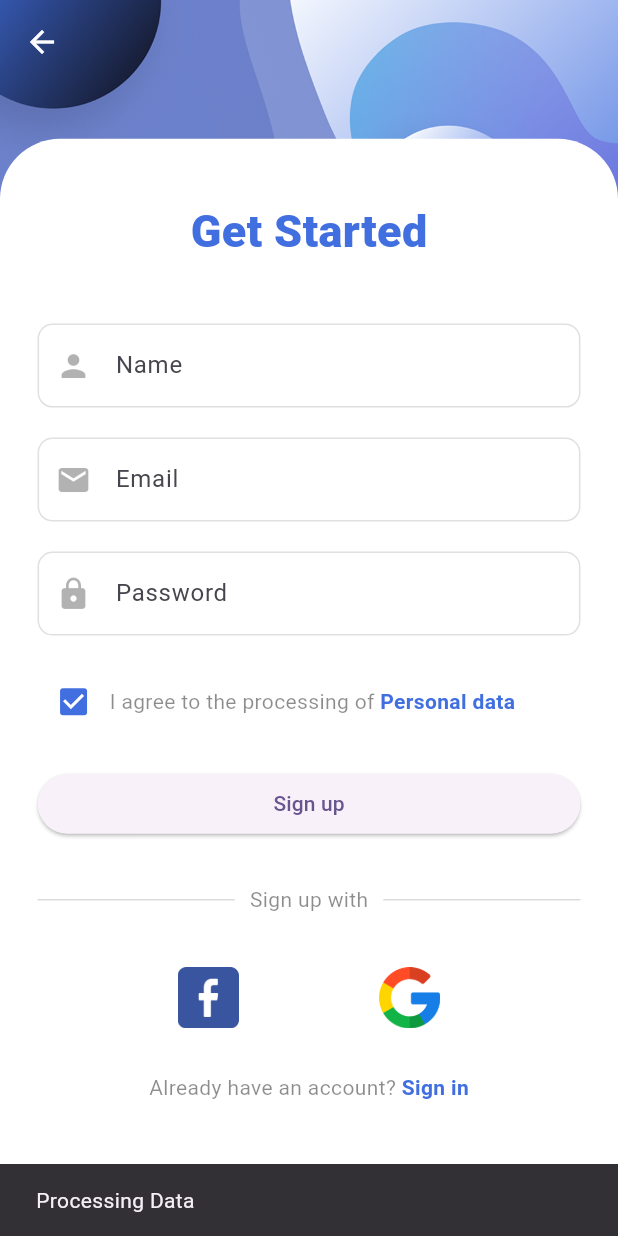
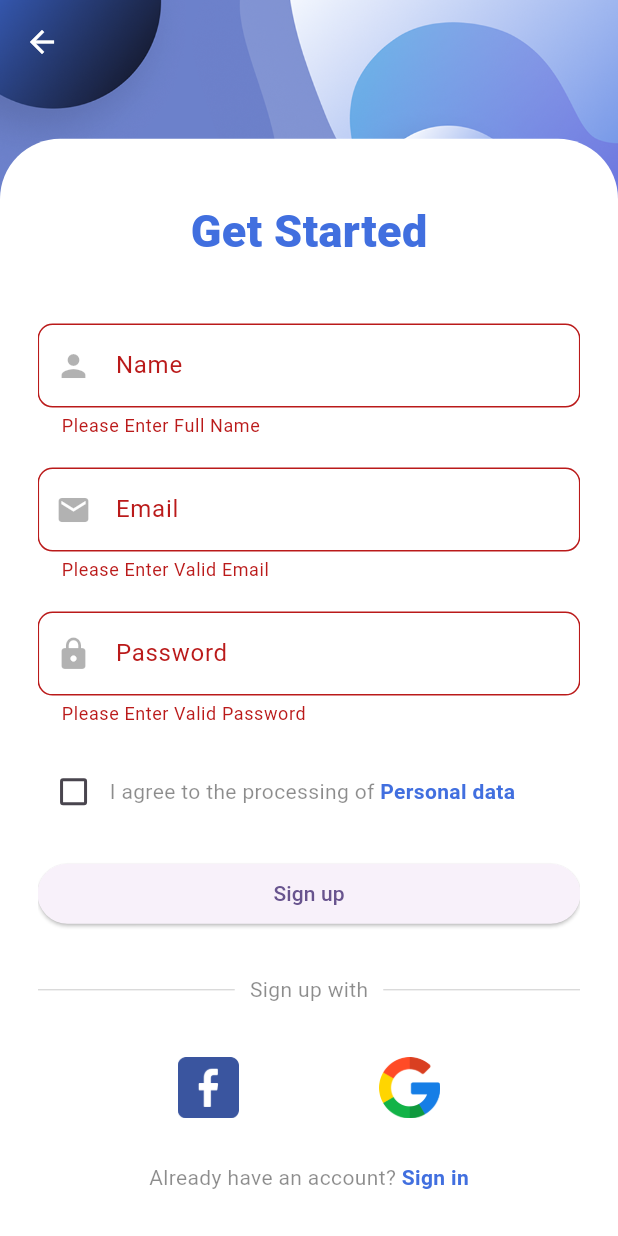
Before and after one commit to RavinduJP/Sample-CRUD-application-with-Firebase, a Flutter app: the SignUpScreen screen opened directly, after a tap on "Sign up", on a phone screen of 412 x 824 dp. Run offline on Flutter 3.47's test engine with Material 3 defaults, Android fonts, the light colour scheme and no system bars; our stand-ins replace cloud_firestore, firebase_auth, firebase_core, flutter_screenutil; accounts and stored records are empty.

Commit message:
create form validation part

```diff
--- a/lib/common/common_widgets/custom_text_form_field.dart
+++ b/lib/common/common_widgets/custom_text_form_field.dart
@@ -9,7 +9,8 @@ class CustomTextFormField extends StatelessWidget {
       this.icon,
       required this.isObsecureText,
       this.keyboardType,
-      required this.controller});
+      required this.controller,
+      this.validateMessage});
 
   final String lableText;
   final String hintText;
@@ -17,6 +18,7 @@ class CustomTextFormField extends StatelessWidget {
   final bool isObsecureText;
   final TextInputType? keyboardType;
   final TextEditingController controller;
+  final String? validateMessage;
 
   @override
   Widget build(BuildContext context) {
@@ -48,6 +50,12 @@ class CustomTextFormField extends StatelessWidget {
           borderRadius: BorderRadius.circular(10.r),
         ),
       ),
+      validator: (value) {
+        if (value == null || value.isEmpty) {
+          return validateMessage;
+        }
+        return null;
+      },
     );
   }
 }
--- a/lib/main.dart
+++ b/lib/main.dart
@@ -2,6 +2,7 @@ import 'package:firebase_core/firebase_core.dart';
 import 'package:flutter/material.dart';
 import 'package:flutter_screenutil/flutter_screenutil.dart';
 import 'package:sample_crud/firebase_options.dart';
+import 'package:sample_crud/routes/route_generator.dart';
 import 'package:sample_crud/screens/welcome_screen.dart';
 
 Future<void> main() async {
@@ -27,6 +28,7 @@ class MyApp extends StatelessWidget {
           colorScheme: ColorScheme.fromSeed(seedColor: Colors.deepPurple),
           useMaterial3: true,
         ),
+        onGenerateRoute: RouteGenerator.generateRoute,
         home: const WelcomeScreen(),
       ),
     );
--- a/lib/screens/auth/signIn_page.dart
+++ b/lib/screens/auth/signIn_page.dart
@@ -6,6 +6,7 @@ import 'package:sample_crud/pages/home_page.dart';
 
 import '../../common/common_widgets/custom_text_form_field.dart';
 import '../../theme/theme.dart';
+import '../../utils/constants/routes.dart';
 import 'signUp_page.dart';
 
 class SignInScreen extends StatefulWidget {
@@ -21,9 +22,12 @@ class _SignInScreenState extends State<SignInScreen> {
   final _passwordController = TextEditingController();
 
   final _formSignInKey = GlobalKey<FormState>();
-  bool rememberPassword = true;
+  bool rememberPassword = false;
 
   userLogin() async {
+    if (password != null &&
+        _emailController.text != "" &&
+        _passwordController.text != "") {
       try {
         await FirebaseAuth.instance
             .signInWithEmailAndPassword(email: email, password: password);
@@ -44,6 +48,7 @@ class _SignInScreenState extends State<SignInScreen> {
                 "Wrong Password Provided by User",
                 style: TextStyle(fontSize: 15.0),
               )));
+        }
       }
     }
   }
@@ -90,7 +95,7 @@ class _SignInScreenState extends State<SignInScreen> {
                       ),
                       // ignore: prefer_const_constructors
                       CustomTextFormField(
-                        // validateMessage: "Enterw Valid e-mail",
+                        validateMessage: "Enterw Valid e-mail",
                         lableText: "email",
                         hintText: "Enter email",
                         icon: Icons.mail,
@@ -102,7 +107,7 @@ class _SignInScreenState extends State<SignInScreen> {
                         height: 20.h,
                       ),
                       CustomTextFormField(
-                        // validateMessage: "Enter Valid Password",
+                        validateMessage: "Enter Valid Password",
                         lableText: "Password",
                         hintText: "Enter Password",
                         icon: Icons.lock,
@@ -152,24 +157,24 @@ class _SignInScreenState extends State<SignInScreen> {
                         width: double.infinity,
                         child: ElevatedButton(
                           onPressed: () async {
-                            if (_formSignInKey.currentState!.validate() &&
+                            if (_formSignInKey.currentState!.validate() ||
                                 rememberPassword) {
                               setState(() {
                                 email = _emailController.text;
                                 password = _passwordController.text;
                               });
-                              ScaffoldMessenger.of(context).showSnackBar(
-                                const SnackBar(
-                                  content: Text('Processing Data'),
-                                ),
-                              );
-                            } else if (!rememberPassword) {
-                              ScaffoldMessenger.of(context).showSnackBar(
-                                const SnackBar(
-                                  content: Text(
-                                      'Please agree to the processing of personal data'),
-                                ),
-                              );
+                              //   ScaffoldMessenger.of(context).showSnackBar(
+                              //     const SnackBar(
+                              //       content: Text('Processing Data'),
+                              //     ),
+                              //   );
+                              // } else if (!rememberPassword) {
+                              //   ScaffoldMessenger.of(context).showSnackBar(
+                              //     const SnackBar(
+                              //       content: Text(
+                              //           'Please agree to the processing of personal data'),
+                              //     ),
+                              //   );
                               await userLogin();
                             }
                           },
--- a/lib/screens/auth/signUp_page.dart
+++ b/lib/screens/auth/signUp_page.dart
@@ -23,7 +23,7 @@ class _SignUpScreenState extends State<SignUpScreen> {
   final _passwordController = TextEditingController();
 
   final _formSignupKey = GlobalKey<FormState>();
-  bool agreePersonalData = true;
+  bool agreePersonalData = false;
 
   registration() async {
     if (password != null &&
@@ -33,7 +33,6 @@ class _SignUpScreenState extends State<SignUpScreen> {
       try {
         UserCredential userCredential = await FirebaseAuth.instance
             .createUserWithEmailAndPassword(email: email, password: password);
-        // ignore: use_build_context_synchronously
         ScaffoldMessenger.of(context).showSnackBar(
           const SnackBar(
             backgroundColor: AppColors.secondary,
@@ -44,7 +43,7 @@ class _SignUpScreenState extends State<SignUpScreen> {
           ),
         );
         // ignore: use_build_context_synchronously
-        Navigator.of(context).pushNamed(Routes.homePage);
+        Navigator.of(context).pushNamed(Routes.signInScreen);
       } on FirebaseAuthException catch (e) {
         if (e.code == 'weak-password') {
           ScaffoldMessenger.of(context).showSnackBar(
@@ -114,7 +113,7 @@ class _SignUpScreenState extends State<SignUpScreen> {
                         height: 40.sp,
                       ),
                       CustomTextFormField(
-                        // validateMessage: "Please Enter Full Name",
+                        validateMessage: "Please Enter Full Name",
                         lableText: "Name",
                         hintText: "Enter Full Name",
                         keyboardType: TextInputType.name,
@@ -126,7 +125,7 @@ class _SignUpScreenState extends State<SignUpScreen> {
                         height: 20.sp,
                       ),
                       CustomTextFormField(
-                        // validateMessage: "Please Enter Valid Email",
+                        validateMessage: "Please Enter Valid Email",
                         lableText: "Email",
                         hintText: "Enter e-mail",
                         keyboardType: TextInputType.emailAddress,
@@ -138,7 +137,7 @@ class _SignUpScreenState extends State<SignUpScreen> {
                         height: 20.sp,
                       ),
                       CustomTextFormField(
-                        // validateMessage: "Please Enter Valid Password",
+                        validateMessage: "Please Enter Valid Password",
                         lableText: "Password",
                         hintText: "Enter password",
                         icon: Icons.lock,
@@ -184,30 +183,30 @@ class _SignUpScreenState extends State<SignUpScreen> {
                           // style: const ButtonStyle(
                           //   backgroundColor: WidgetStatePropertyAll(AppColors.secondary)
                           // ),
-                          onPressed: () {
-                            if (_formSignupKey.currentState!.validate() &&
+                          onPressed: () async {
+                            if (_formSignupKey.currentState!.validate() ||
                                 agreePersonalData) {
                               setState(() {
                                 name = _nameController.text;
                                 email = _emailController.text;
                                 password = _passwordController.text;
                               });
-                              ScaffoldMessenger.of(context).showSnackBar(
-                                const SnackBar(
-                                  content: Text('Processing Data'),
-                                ),
-                              );
-                            } else if (!agreePersonalData) {
-                              ScaffoldMessenger.of(context).showSnackBar(
-                                const SnackBar(
-                                  content: Text(
-                                      'Please agree to the processing of personal data'),
-                                ),
-                              );
-                              registration();
+                              // ScaffoldMessenger.of(context).showSnackBar(
+                              //   const SnackBar(
+                              //     content: Text('Processing Data'),
+                              //   ),
+                              // );
+                            // } else if (!agreePersonalData) {
+                            //   ScaffoldMessenger.of(context).showSnackBar(
+                            //     const SnackBar(
+                            //       content: Text(
+                            //           'Please agree to the processing of personal data'),
+                            //     ),
+                            //   );
+                             await registration();
                             }
-                            Navigator.of(context)
-                                .pushNamed(Routes.signInScreen);
+                            // Navigator.of(context)
+                            //     .pushNamed(Routes.signInScreen);
                           },
                           child: const Text('Sign up'),
                         ),
```
Also changed, not shown: lib/services/database.dart (added, +10 -0 lines), 1 other file. Lines whose indentation alone changed are shown as unchanged.
